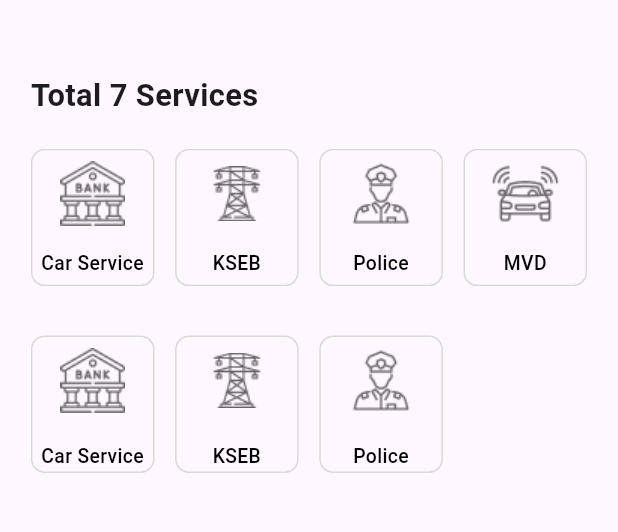
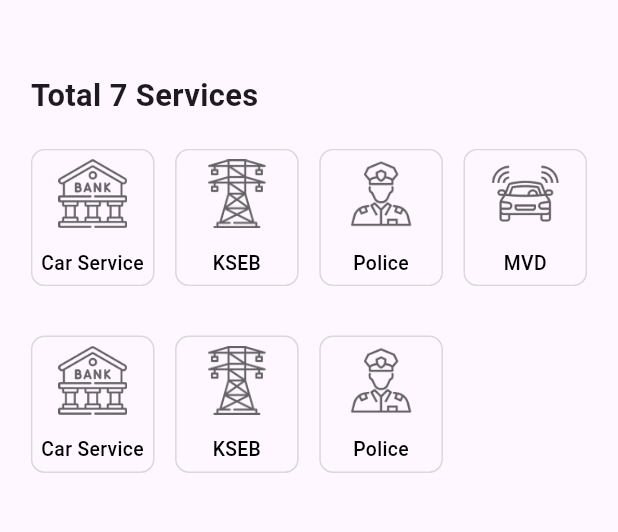
Before and after one commit to Syamkrishna2272/Village_App, a Flutter app: the HomeScreen screen opened directly, after a tap on "Taxi Services", on a phone screen of 412 x 824 dp, the part 92-624 px from its top. Run offline on Flutter 3.47's test engine with Material 3 defaults, Android fonts, the phone set to English and light mode, and no system bars; our stand-ins replace carousel_slider, material_design_icons_flutter.

Commit message:
office contact , kseb and taxiservice images changed

```diff
--- a/lib/view/screens/homepage/widget/officecontact/ksebpage/ksebcard_widget.dart
+++ b/lib/view/screens/homepage/widget/officecontact/ksebpage/ksebcard_widget.dart
@@ -34,7 +34,9 @@
                   child: CircleAvatar(
                     backgroundColor: Colors.white,
                     radius: screenWidth / 13,
-                    child: Image.asset('lib/asset/img/image 2.png'),
+                    child: SizedBox(
+                      width: screenWidth/10,
+                      child: Image.asset('lib/asset/img/image 2 (1).png')),
                   ),
                 ),
                 SizedBox(
--- a/lib/view/screens/homepage/widget/quickaccess/taxiservicepage/taxiservice_screen.dart
+++ b/lib/view/screens/homepage/widget/quickaccess/taxiservicepage/taxiservice_screen.dart
@@ -4,10 +4,10 @@
 
 class TaxiServiceScreen extends StatelessWidget {
   final List<Map<String, dynamic>> officeData = [
-    {'image': 'lib/asset/img/image 1.png', 'text': 'Car Service'},
-    {'image': 'lib/asset/img/image 2.png', 'text': 'KSEB'},
-    {'image': 'lib/asset/img/image 3.png', 'text': 'Police'},
-    {'image': 'lib/asset/img/image 4.png', 'text': 'MVD'},
+    {'image': 'lib/asset/img/image 1 (1).png', 'text': 'Car Service'},
+    {'image': 'lib/asset/img/image 2 (1).png', 'text': 'KSEB'},
+    {'image': 'lib/asset/img/image 3 (1).png', 'text': 'Police'},
+    {'image': 'lib/asset/img/image 4 (1).png', 'text': 'MVD'},
   ];
 
   TaxiServiceScreen({super.key});
@@ -145,7 +145,7 @@
                           children: [
                             SizedBox(
                               width: screenWidth / 5,
-                              height: screenHeight / 15,
+                              height: screenHeight / 18,
                               child: Image.asset(item['image']),
                             ),
                             SizedBox(height: screenHeight / 60),
--- a/lib/view/screens/homepage/widget/servicepage/service_widget.dart
+++ b/lib/view/screens/homepage/widget/servicepage/service_widget.dart
@@ -31,8 +31,7 @@
                     Padding(
                       padding: EdgeInsets.only(left: screenWidth / 20),
                       child: SizedBox(
-                          height: screenHeight / 25,
-                          width: screenWidth / 10,
+                          width: screenWidth / 11,
                           child:
                               Image.asset('lib/asset/img/Group 618 (1).png')),
                     ),
@@ -60,8 +59,7 @@
                     Padding(
                       padding: EdgeInsets.only(left: screenWidth / 20),
                       child: SizedBox(
-                          height: screenHeight / 25,
-                          width: screenWidth / 10,
+                          width: screenWidth / 11,
                           child: Image.asset('lib/asset/img/Layer_4 (1).png')),
                     ),
                     SizedBox(width: screenWidth / 50),
@@ -102,8 +100,7 @@
                       Padding(
                         padding: EdgeInsets.only(left: screenWidth / 20),
                         child: SizedBox(
-                            height: screenHeight / 25,
-                            width: screenWidth / 10,
+                            width: screenWidth / 13,
                             child:
                                 Image.asset('lib/asset/img/Group 619 (1).png')),
                       ),
@@ -132,7 +129,6 @@
                     Padding(
                       padding: EdgeInsets.only(left: screenWidth / 20),
                       child: SizedBox(
-                          height: screenHeight / 18,
                           width: screenWidth / 10,
                           child: Image.asset('lib/asset/img/Layer_41 (1).png')),
                     ),
```
Also changed, not shown: lib/view/screens/homepage/widget/officecontact/office_widget.dart (+4 -4 lines), pubspec.yaml (+4 -4 lines), lib/asset/img/image 1 (1).png (added), lib/asset/img/image 1.png (deleted), lib/asset/img/image 2 (1).png (added), lib/asset/img/image 2.png (deleted), lib/asset/img/image 3 (1).png (added), lib/asset/img/image 3.png (deleted), lib/asset/img/image 4 (1).png (added), lib/asset/img/image 4.png (deleted).
